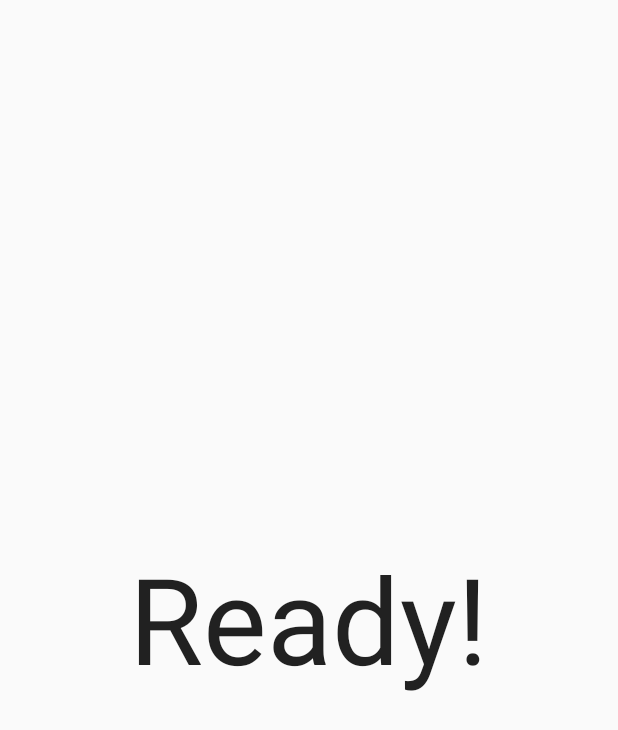
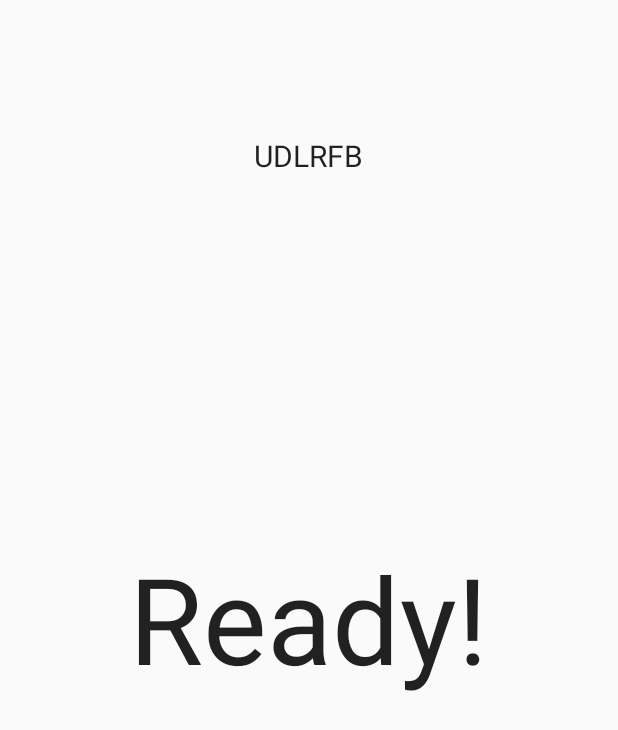
Before and after one commit to limabeans/cub, an Android app: the layout activity_main.xml on its own in the app's theme, with its tools: preview values and no code run, on a phone screen of 412 x 824 dp. Shown: the top 730 px of the screen. Run offline under Robolectric (Android 15) with nearby library versions, the phone set to English and light mode, and no system bars.

```diff
--- a/app/src/main/AndroidManifest.xml
+++ b/app/src/main/AndroidManifest.xml
@@ -6,7 +6,7 @@
         android:allowBackup="true"
         android:icon="@drawable/ic_launcher"
         android:label="@string/app_name"
-        android:theme="@style/AppTheme" >
+        android:theme="@style/Theme.AppCompat.Light" >
         <activity
             android:name=".MainActivity"
             android:label="@string/app_name" >
--- a/app/src/main/res/layout/activity_main.xml
+++ b/app/src/main/res/layout/activity_main.xml
@@ -12,8 +12,21 @@
         android:textAppearance="?android:attr/textAppearanceLarge"
         android:textSize="80sp"
         android:text="Ready!"
+        android:gravity="center"
         android:id="@+id/currentTime"
         android:layout_centerVertical="true"
         android:layout_centerHorizontal="true" />
 
+    <TextView
+        android:layout_width="wrap_content"
+        android:layout_height="wrap_content"
+        android:textAppearance="?android:attr/textAppearanceLarge"
+        android:textSize="20sp"
+        android:text="UDLRFB"
+        android:gravity="center"
+        android:id="@+id/scramble"
+        android:layout_marginTop="74dp"
+        android:layout_alignParentTop="true"
+        android:layout_centerHorizontal="true" />
+
 </RelativeLayout>
```
Also changed, not shown: app/src/main/java/com/angelllim/cube/cub/MainActivity.java (+21 -11 lines), app/src/main/java/com/angelllim/cube/cub/ScrambleGenerator.java (added, +38 -0 lines), app/src/main/res/menu/menu_main.xml (+6 -2 lines).
